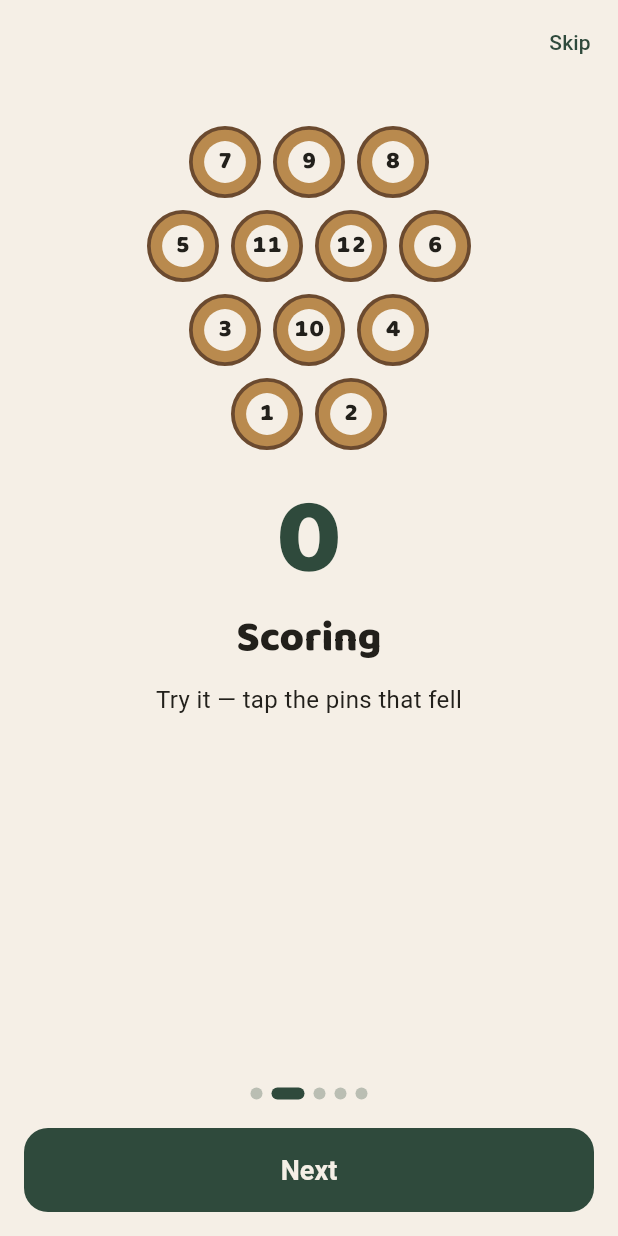
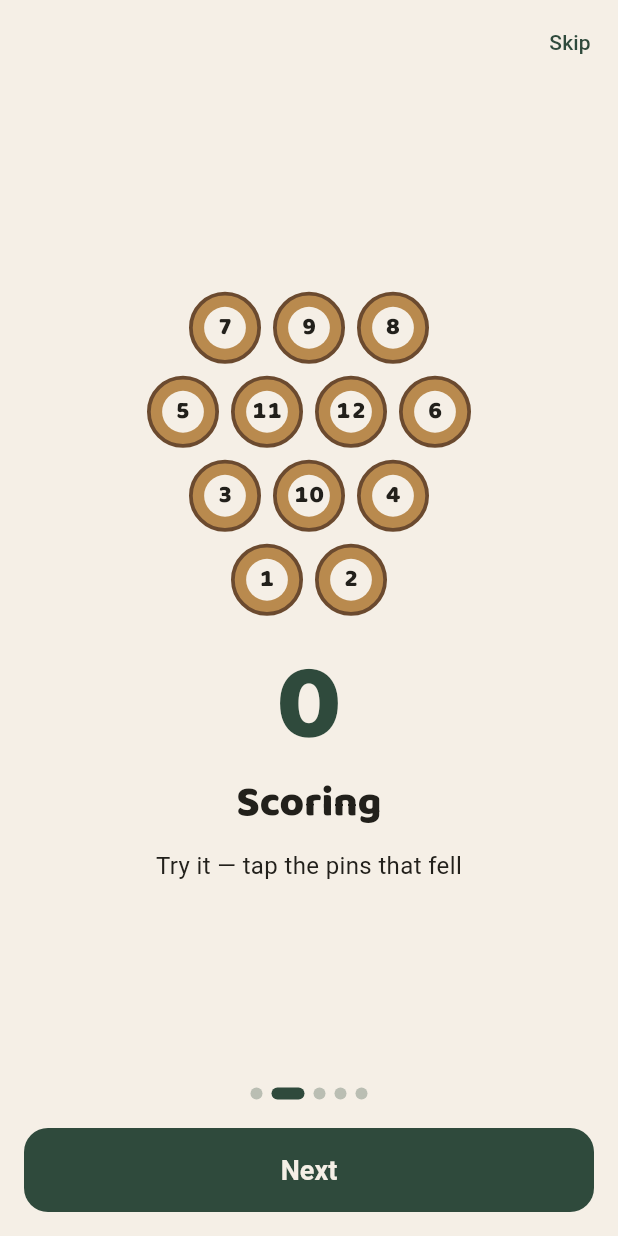
Before and after one commit to JKoenen99/iKubb, a Flutter app: the TourScreen screen opened by its route, after a tap on "Next", on a phone screen of 412 x 824 dp. Run offline on Flutter 3.47's test engine with Material 3 defaults, Android fonts, the phone set to English and light mode, and no system bars; our stand-ins replace flutter_riverpod, go_router, shared_preferences; accounts and stored records are empty.

Commit message:
Apply UX-audit Phase 3: mid-game mascot reactions and polish
The mascot now reacts during play (SPEC.md 3.7 'celebrate in the gaps',
audit finding #7): a corner pop-in that springs in, holds a beat, and
dismisses itself in ~1.6s. Overshoots and eliminations get a wince (a
new 'oops' pose: frown, sag, and tilt on the painter), escaping
elimination and big 10+ throws get a cheer. Oops moments always show
since they're rare; cheers are frequency-capped to one per five throws
so they stay delightful. Reactions are pure decoration: IgnorePointer,
skipped under Reduce Motion, driven by a single controller (tests can
settle), never shown for undo/edit/new-game state changes, and replaced
instantly by the next event.

Polish from the audit: tour cards center their content vertically
instead of floating at the top (#5), the onboarding fork gains
hierarchy - filled 'start scoring' vs outlined 'teach me' with a school
icon (#5), and rules category icons are tinted with the brand primary
(#9). The sound pack is deferred until real audio assets exist.

Co-Authored-By: Claude Fable 5 <noreply@anthropic.com>
Claude-Session: https://claude.ai/code/session_01AMJiLjukVyKatjtEvQnLEd

```diff
--- a/lib/features/onboarding/onboarding_screen.dart
+++ b/lib/features/onboarding/onboarding_screen.dart
@@ -47,12 +47,13 @@ class OnboardingScreen extends StatelessWidget {
                         child: Text(l10n.startScoring),
                       ),
                       const SizedBox(height: 12),
-                      FilledButton.tonal(
+                      OutlinedButton.icon(
                         onPressed: () {
                           markOnboardingSeen();
                           context.go('/tour');
                         },
-                        child: Text(l10n.teachMe),
+                        icon: const Icon(Icons.school_outlined),
+                        label: Text(l10n.teachMe),
                       ),
                     ],
                   ),
--- a/lib/features/onboarding/tour_screen.dart
+++ b/lib/features/onboarding/tour_screen.dart
@@ -57,10 +57,7 @@ class _TourScreenState extends State<TourScreen> {
       appBar: AppBar(
         actions: [
           // Skip stays visible on every card (SPEC.md §3.1).
-          TextButton(
-            onPressed: () => _finish(context),
-            child: Text(l10n.skip),
-          ),
+          TextButton(onPressed: () => _finish(context), child: Text(l10n.skip)),
         ],
       ),
       body: SafeArea(
@@ -78,7 +75,10 @@ class _TourScreenState extends State<TourScreen> {
                         title: l10n.ruleFormationTitle,
                         body: l10n.ruleFormationBody,
                         child: const PinDiagram(
-                            selected: {}, onToggle: null, pinSize: 48),
+                          selected: {},
+                          onToggle: null,
+                          pinSize: 48,
+                        ),
                       ),
                       const _ScoringDemoCard(),
                       _TourCard(
@@ -94,8 +94,10 @@ class _TourScreenState extends State<TourScreen> {
                       _TourCard(
                         title: l10n.ruleExactTitle,
                         body: l10n.ruleExactBody,
-                        child:
-                            const VikingMascot(pose: MascotPose.cheer, size: 150),
+                        child: const VikingMascot(
+                          pose: MascotPose.cheer,
+                          size: 150,
+                        ),
                       ),
                     ],
                   ),
@@ -112,10 +114,9 @@ class _TourScreenState extends State<TourScreen> {
                         decoration: BoxDecoration(
                           color: i == _page
                               ? Theme.of(context).colorScheme.primary
-                              : Theme.of(context)
-                                  .colorScheme
-                                  .primary
-                                  .withValues(alpha: 0.3),
+                              : Theme.of(
+                                  context,
+                                ).colorScheme.primary.withValues(alpha: 0.3),
                           borderRadius: BorderRadius.circular(4),
                         ),
                       ),
@@ -149,23 +150,28 @@ class _TourCard extends StatelessWidget {
 
   @override
   Widget build(BuildContext context) {
-    return SingleChildScrollView(
+    // Center the card content vertically (UX audit #5) — scrolls only
+    // when it genuinely doesn't fit.
+    return Center(
+      child: SingleChildScrollView(
         padding: const EdgeInsets.all(24),
         child: Column(
+          mainAxisSize: MainAxisSize.min,
           children: [
             if (child != null) ...[child!, const SizedBox(height: 24)],
             Text(
               title,
               textAlign: TextAlign.center,
-            style: Theme.of(context)
-                .textTheme
-                .headlineMedium
-                ?.copyWith(fontWeight: FontWeight.w800),
+              style: Theme.of(context).textTheme.headlineMedium,
             ),
             const SizedBox(height: 12),
-          Text(body, textAlign: TextAlign.center,
-              style: const TextStyle(fontSize: 16, height: 1.4)),
+            Text(
+              body,
+              textAlign: TextAlign.center,
+              style: const TextStyle(fontSize: 16, height: 1.4),
+            ),
           ],
+        ),
       ),
     );
   }
@@ -192,9 +198,11 @@ class _ScoringDemoCardState extends State<_ScoringDemoCard> {
       1 => l10n.ruleOnePinBody,
       _ => l10n.ruleManyPinsBody,
     };
-    return SingleChildScrollView(
+    return Center(
+      child: SingleChildScrollView(
         padding: const EdgeInsets.all(24),
         child: Column(
+          mainAxisSize: MainAxisSize.min,
           children: [
             PinDiagram(
               selected: _selected,
@@ -208,18 +216,14 @@ class _ScoringDemoCardState extends State<_ScoringDemoCard> {
             const SizedBox(height: 16),
             RollingNumber(
               value: score,
-            style: Theme.of(context)
-                .textTheme
-                .displayLarge
-                ?.copyWith(color: Theme.of(context).colorScheme.primary),
+              style: Theme.of(context).textTheme.displayLarge?.copyWith(
+                color: Theme.of(context).colorScheme.primary,
+              ),
             ),
             const SizedBox(height: 8),
             Text(
               l10n.catScoring,
-            style: Theme.of(context)
-                .textTheme
-                .headlineMedium
-                ?.copyWith(fontWeight: FontWeight.w800),
+              style: Theme.of(context).textTheme.headlineMedium,
             ),
             const SizedBox(height: 12),
             AnimatedSwitcher(
@@ -232,6 +236,7 @@ class _ScoringDemoCardState extends State<_ScoringDemoCard> {
               ),
             ),
           ],
+        ),
       ),
     );
   }
--- a/lib/widgets/viking_mascot.dart
+++ b/lib/widgets/viking_mascot.dart
@@ -4,7 +4,7 @@ import 'package:flutter/material.dart';
 
 import '../theme/palette.dart';
 
-enum MascotPose { idle, cheer }
+enum MascotPose { idle, cheer, oops }
 
 /// The iKubb Viking mascot as code-drawn vector art: flat shapes, chunky
 /// rounded linework, brand palette, no text (SPEC.md §4).
@@ -22,19 +22,26 @@ class VikingMascot extends StatelessWidget {
   @override
   Widget build(BuildContext context) {
     final reduceMotion = MediaQuery.disableAnimationsOf(context);
+    final duration =
+        reduceMotion ? Duration.zero : const Duration(milliseconds: 450);
     return TweenAnimationBuilder<double>(
       tween: Tween(end: pose == MascotPose.cheer ? 1.0 : 0.0),
-      duration: reduceMotion ? Duration.zero : const Duration(milliseconds: 450),
+      duration: duration,
       curve: Curves.elasticOut,
+      builder: (context, cheer, _) => TweenAnimationBuilder<double>(
+        tween: Tween(end: pose == MascotPose.oops ? 1.0 : 0.0),
+        duration: duration,
+        curve: Curves.easeOut,
         // Center loosens tight constraints (e.g. stretch columns) so the
-      // painter's box is always exactly [size] — it must never scale to a
-      // forced width and paint outside its bounds.
-      builder: (context, cheer, _) => Center(
+        // painter's box is always exactly [size] — it must never scale to
+        // a forced width and paint outside its bounds.
+        builder: (context, oops, _) => Center(
           child: SizedBox.square(
             dimension: size,
             child: CustomPaint(
               size: Size.square(size),
-            painter: _VikingPainter(cheer: cheer),
+              painter: _VikingPainter(cheer: cheer, oops: oops),
+            ),
           ),
         ),
       ),
@@ -43,10 +50,13 @@ class VikingMascot extends StatelessWidget {
 }
 
 class _VikingPainter extends CustomPainter {
-  const _VikingPainter({required this.cheer});
+  const _VikingPainter({required this.cheer, this.oops = 0});
 
   /// 0 = idle (arms down), 1 = full cheer (arms and stick raised).
   final double cheer;
+
+  /// 0 = normal, 1 = full wince: frown, slight sag and tilt.
+  final double oops;
 
   static const _skin = Color(0xFFF0C9A5);
   static const _cheek = Color(0x33A84A3F);
@@ -57,8 +67,13 @@ class _VikingPainter extends CustomPainter {
     canvas.scale(s);
     final fill = Paint()..style = PaintingStyle.fill;
 
-    // Cheer lifts the whole figure a touch.
-    canvas.translate(0, 2 - 2 * cheer);
+    // Cheer lifts the whole figure a touch; oops sags and tilts it.
+    canvas.translate(0, 2 - 2 * cheer + 2.5 * oops);
+    if (oops > 0) {
+      canvas.translate(50, 50);
+      canvas.rotate(0.07 * oops);
+      canvas.translate(-50, -50);
+    }
 
     // Boots.
     fill.color = IKubbPalette.walnut;
@@ -95,14 +110,21 @@ class _VikingPainter extends CustomPainter {
     canvas.drawCircle(const Offset(41, 58), 3.4, fill);
     canvas.drawCircle(const Offset(59, 58), 3.4, fill);
 
-    // Mouth (a happy gap in the beard).
-    fill.color = IKubbPalette.ink;
-    canvas.drawArc(Rect.fromCircle(center: const Offset(50, 46), radius: 4.5),
-        0.3, math.pi - 0.6, false, Paint()
+    // Mouth: happy arc normally, flipped to a wince when oops.
+    final mouthPaint = Paint()
       ..style = PaintingStyle.stroke
       ..strokeWidth = 1.8
       ..strokeCap = StrokeCap.round
-          ..color = IKubbPalette.ink);
+      ..color = IKubbPalette.ink;
+    if (oops > 0.5) {
+      canvas.drawArc(
+          Rect.fromCircle(center: const Offset(50, 50.5), radius: 4.5),
+          math.pi + 0.3, math.pi - 0.6, false, mouthPaint);
+    } else {
+      canvas.drawArc(
+          Rect.fromCircle(center: const Offset(50, 46), radius: 4.5),
+          0.3, math.pi - 0.6, false, mouthPaint);
+    }
 
     // Eyes and cheeks.
     fill.color = IKubbPalette.ink;
@@ -166,5 +188,6 @@ class _VikingPainter extends CustomPainter {
   static double _lerp(double a, double b, double t) => a + (b - a) * t;
 
   @override
-  bool shouldRepaint(_VikingPainter oldDelegate) => oldDelegate.cheer != cheer;
+  bool shouldRepaint(_VikingPainter oldDelegate) =>
+      oldDelegate.cheer != cheer || oldDelegate.oops != oops;
 }
```
Also changed, not shown: lib/features/game/game_screen.dart (+49 -0 lines), lib/features/game/mascot_reaction.dart (added, +75 -0 lines), lib/features/rules/rules_view.dart (+13 -10 lines), 1 other file. Lines whose indentation alone changed are shown as unchanged.
